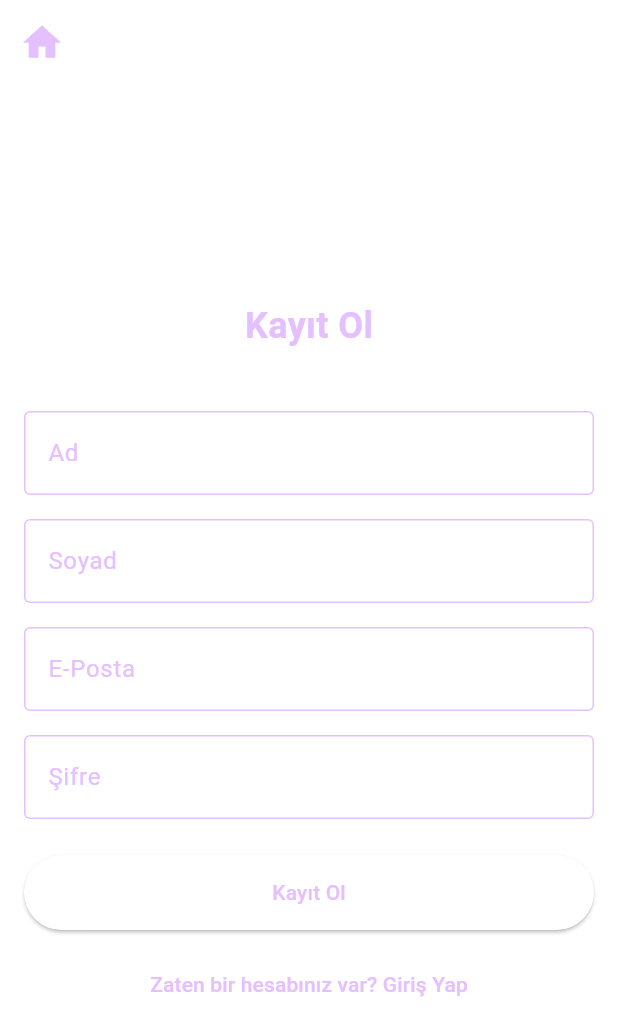
After one commit to zehranurkarogul/ColorNotes-Flutter, a Flutter app: the RegisterScreen screen opened by its route, on a phone screen of 412 x 824 dp. The commit adds this screen. Shown: the top 1036 px of the screen. Run offline on Flutter 3.47's test engine with Material 3 defaults, Android fonts, the phone set to English and light mode, and no system bars; our stand-ins replace go_router, lottie; missing offline and left inert: dotlottie_loader.

Commit message:
Giriş ve kayıt ol kısımları eklendi

```diff
--- a/lib/core/routes.dart
+++ b/lib/core/routes.dart
@@ -1,12 +1,11 @@
 import 'package:flutter/material.dart';
+import 'package:flutter_app/screens/register_screen.dart';
 import 'package:go_router/go_router.dart';
 import '../screens/loading_screen.dart';
 import '../screens/home_screen.dart';
-import 'package:flutter_app/screens/login_screen.dart';
+import '../screens/login_screen.dart';
 
-
-
-final router = GoRouter(
+final GoRouter router = GoRouter(
   initialLocation: '/',
   routes: [
     GoRoute(
@@ -15,7 +14,19 @@ final router = GoRouter(
     ),
     GoRoute(
       path: '/home',
-      builder: (context, state) => HomeScreen(onThemeChange: () {  },),
+      builder: (context, state) => HomeScreen(
+        onThemeChange: () {},
+      ),
     ),
+    GoRoute(
+      path: '/login',
+      builder: (context, state) => const LoginScreen(),
+    ),
+    GoRoute(
+        path: '/register',
+        builder: (BuildContext context, GoRouterState state) {
+          return const RegisterScreen();
+        },
+      ),
   ],
 );
--- /dev/null
+++ b/lib/screens/register_screen.dart
@@ -0,0 +1,167 @@
+import 'package:flutter/material.dart';
+import 'package:go_router/go_router.dart';
+
+class RegisterScreen extends StatefulWidget {
+  const RegisterScreen({super.key});
+
+  State<RegisterScreen> createState() => _RegisterScreenState();
+}
+
+class _RegisterScreenState extends State<RegisterScreen> {
+  TextEditingController nameController = TextEditingController();
+  TextEditingController surnameController = TextEditingController();
+  TextEditingController emailController = TextEditingController();
+  TextEditingController passwordController = TextEditingController();
+
+  void register() {
+    if (nameController.text.isEmpty || surnameController.text.isEmpty || emailController.text.isEmpty || passwordController.text.isEmpty) {
+      ScaffoldMessenger.of(context).showSnackBar(
+        SnackBar(
+          content: const Text('Lütfen tüm alanları doldurun!'),
+          backgroundColor: Theme.of(context).colorScheme.primary,
+        ),
+      );
+      return;
+    }
+
+    context.go('/home');
+  }
+
+  void navigateToLogin() {
+    context.go('/login');
+  }
+
+  Widget build(BuildContext context) {
+    return Scaffold(
+      appBar: AppBar(
+        leading: IconButton(
+          icon: const Icon(Icons.home),
+          iconSize: 30,
+          color: Theme.of(context).colorScheme.primary,
+          onPressed: () => context.go('/home'),
+        ),
+      ),
+      body: Padding(
+        padding: const EdgeInsets.all(16.0),
+        child: Column(
+          mainAxisAlignment: MainAxisAlignment.center,
+          children: [
+            Padding(
+              padding: const EdgeInsets.only(bottom: 40.0),
+              child: Align(
+                alignment: Alignment.center,
+                child: Text(
+                  'Kayıt Ol',
+                  style: TextStyle(
+                    fontSize: 24,
+                    fontWeight: FontWeight.bold,
+                    color: Theme.of(context).colorScheme.primary,
+                  ),
+                ),
+              ),
+            ),
+            // Ad TextField
+            TextField(
+              controller: nameController,
+              decoration: InputDecoration(
+                labelText: 'Ad',
+                labelStyle: TextStyle(
+                  color: Theme.of(context).colorScheme.primary,
+                ),
+                border: OutlineInputBorder(),
+                focusedBorder: OutlineInputBorder(
+                  borderSide: BorderSide(color: Theme.of(context).colorScheme.primary),
+                ),
+                enabledBorder: OutlineInputBorder(
+                  borderSide: BorderSide(color: Theme.of(context).colorScheme.primary),
+                ),
+              ),
+              style: TextStyle(
+    color: Theme.of(context).colorScheme.primary,
+  ),
+            ),
+            const SizedBox(height: 16),
+            // Soyad TextField
+            TextField(
+              controller: surnameController,
+              decoration: InputDecoration(
+                labelText: 'Soyad',
+                labelStyle: TextStyle(
+                  color: Theme.of(context).colorScheme.primary,
+                ),
+                border: OutlineInputBorder(),
+                focusedBorder: OutlineInputBorder(
+                  borderSide: BorderSide(color: Theme.of(context).colorScheme.primary),
+                ),
+                enabledBorder: OutlineInputBorder(
+                  borderSide: BorderSide(color: Theme.of(context).colorScheme.primary),
+                ),
+              ),
+              style: TextStyle(
+    color: Theme.of(context).colorScheme.primary,
+  ),
+            ),
+            const SizedBox(height: 16),
+            // E-posta TextField
+            TextField(
+              controller: emailController,
+              decoration: InputDecoration(
+                labelText: 'E-Posta',
+                labelStyle: TextStyle(
+                  color: Theme.of(context).colorScheme.primary,
+                ),
+                border: OutlineInputBorder(),
+                focusedBorder: OutlineInputBorder(
+                  borderSide: BorderSide(color: Theme.of(context).colorScheme.primary),
+                ),
+                enabledBorder: OutlineInputBorder(
+                  borderSide: BorderSide(color: Theme.of(context).colorScheme.primary),
+                ),
+              ),
+              style: TextStyle(
+    color: Theme.of(context).colorScheme.primary,
+  ),
+            ),
+            const SizedBox(height: 16),
+            // Şifre TextField
+            TextField(
+              controller: passwordController,
+              obscureText: true,
+              decoration: InputDecoration(
+                labelText: 'Şifre',
+                labelStyle: TextStyle(
+                  color: Theme.of(context).colorScheme.primary,
+                ),
+                border: OutlineInputBorder(),
+                focusedBorder: OutlineInputBorder(
+                  borderSide: BorderSide(color: Theme.of(context).colorScheme.primary),
+                ),
+                enabledBorder: OutlineInputBorder(
+                  borderSide: BorderSide(color: Theme.of(context).colorScheme.primary),
+                ),
+              ),
+              style: TextStyle(
+    color: Theme.of(context).colorScheme.primary,
+  ),
+            ),
+            const SizedBox(height: 24),
+            // Kayıt Ol Butonu
+            ElevatedButton(
+              onPressed: register,
+              style: ElevatedButton.styleFrom(
+                minimumSize: const Size(double.infinity, 50),
+              ),
+              child: const Text('Kayıt Ol'),
+            ),
+            const SizedBox(height: 12),
+            // Giriş Yap Butonu
+            TextButton(
+              onPressed: navigateToLogin,
+              child: const Text('Zaten bir hesabınız var? Giriş Yap'),
+            ),
+          ],
+        ),
+      ),
+    );
+  }
+}
```
Also changed, not shown: lib/main.dart (+15 -4 lines), lib/screens/home_screen.dart (+10 -2 lines), lib/screens/login_screen.dart (+134 -0 lines).
